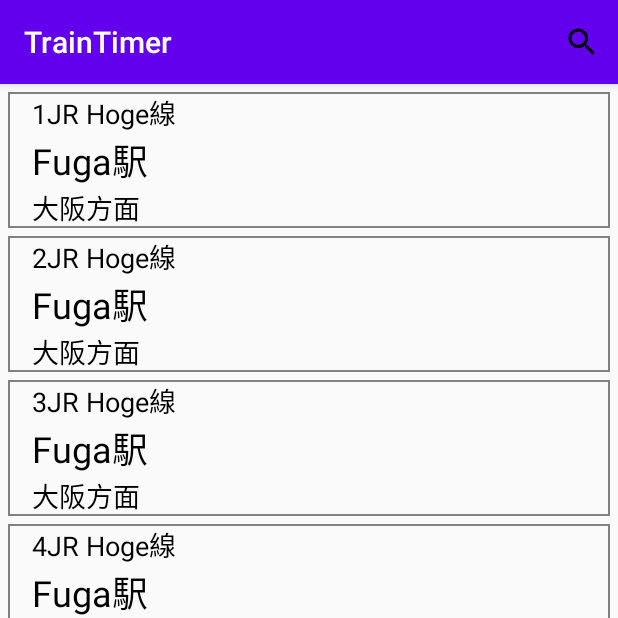
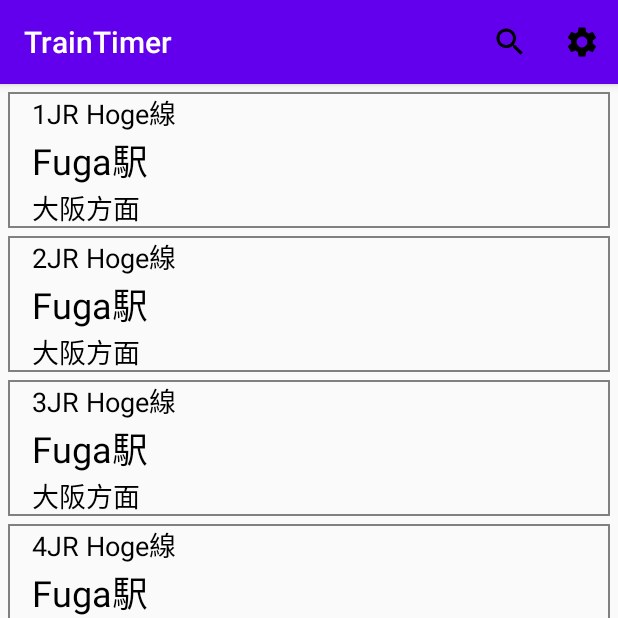
Before and after one commit to natsuyasai/TrainTimer, an Android app: the screen it shows after launch (MainActivity), after a tap on "路線検索", on a phone screen of 412 x 824 dp, the top half of it. Run offline under Robolectric (Android 15) with nearby library versions, the phone set to English and light mode, and no system bars; our stand-ins replace Room's generated code, data binding.

Commit message:
設定ボタン追加

```diff
--- a/Project/app/src/main/java/com/nyasai/traintimer/routelist/RouteListFragment.kt
+++ b/Project/app/src/main/java/com/nyasai/traintimer/routelist/RouteListFragment.kt
@@ -102,7 +102,7 @@ class RouteListFragment : Fragment() {
     }
 
     /**
-     * メニュー生成
+     * onCreateOptionsMenuフック
      */
     override fun onCreateOptionsMenu(menu: Menu, inflater: MenuInflater) {
         inflater?.inflate(R.menu.route_list_option, menu)
@@ -115,6 +115,10 @@ class RouteListFragment : Fragment() {
         when(item.itemId) {
             R.id.route_add_menu -> {
                 Log.d("Debug","路線検索ボタン押下")
+                true
+            }
+            R.id.setting_menu -> {
+                Log.d("Debug","設定ボタン押下")
                 true
             }
             else -> {
--- /dev/null
+++ b/Project/app/src/main/res/drawable/ic_settings_24px.xml
@@ -0,0 +1,9 @@
+<vector xmlns:android="http://schemas.android.com/apk/res/android"
+    android:width="24dp"
+    android:height="24dp"
+    android:viewportWidth="24"
+    android:viewportHeight="24">
+  <path
+      android:fillColor="#FF000000"
+      android:pathData="M19.14,12.94c0.04,-0.3 0.06,-0.61 0.06,-0.94c0,-0.32 -0.02,-0.64 -0.07,-0.94l2.03,-1.58c0.18,-0.14 0.23,-0.41 0.12,-0.61l-1.92,-3.32c-0.12,-0.22 -0.37,-0.29 -0.59,-0.22l-2.39,0.96c-0.5,-0.38 -1.03,-0.7 -1.62,-0.94L14.4,2.81c-0.04,-0.24 -0.24,-0.41 -0.48,-0.41h-3.84c-0.24,0 -0.43,0.17 -0.47,0.41L9.25,5.35C8.66,5.59 8.12,5.92 7.63,6.29L5.24,5.33c-0.22,-0.08 -0.47,0 -0.59,0.22L2.74,8.87C2.62,9.08 2.66,9.34 2.86,9.48l2.03,1.58C4.84,11.36 4.8,11.69 4.8,12s0.02,0.64 0.07,0.94l-2.03,1.58c-0.18,0.14 -0.23,0.41 -0.12,0.61l1.92,3.32c0.12,0.22 0.37,0.29 0.59,0.22l2.39,-0.96c0.5,0.38 1.03,0.7 1.62,0.94l0.36,2.54c0.05,0.24 0.24,0.41 0.48,0.41h3.84c0.24,0 0.44,-0.17 0.47,-0.41l0.36,-2.54c0.59,-0.24 1.13,-0.56 1.62,-0.94l2.39,0.96c0.22,0.08 0.47,0 0.59,-0.22l1.92,-3.32c0.12,-0.22 0.07,-0.47 -0.12,-0.61L19.14,12.94zM12,15.6c-1.98,0 -3.6,-1.62 -3.6,-3.6s1.62,-3.6 3.6,-3.6s3.6,1.62 3.6,3.6S13.98,15.6 12,15.6z"/>
+</vector>
--- a/Project/app/src/main/res/menu/route_list_option.xml
+++ b/Project/app/src/main/res/menu/route_list_option.xml
@@ -6,4 +6,9 @@
         android:title="路線検索"
         android:icon="@drawable/ic_search_24px"
         app:showAsAction="always"/>
+    <item
+        android:id="@+id/setting_menu"
+        android:title="設定"
+        android:icon="@drawable/ic_settings_24px"
+        app:showAsAction="always"/>
 </menu>
```
Also changed, not shown: 1 other file.
